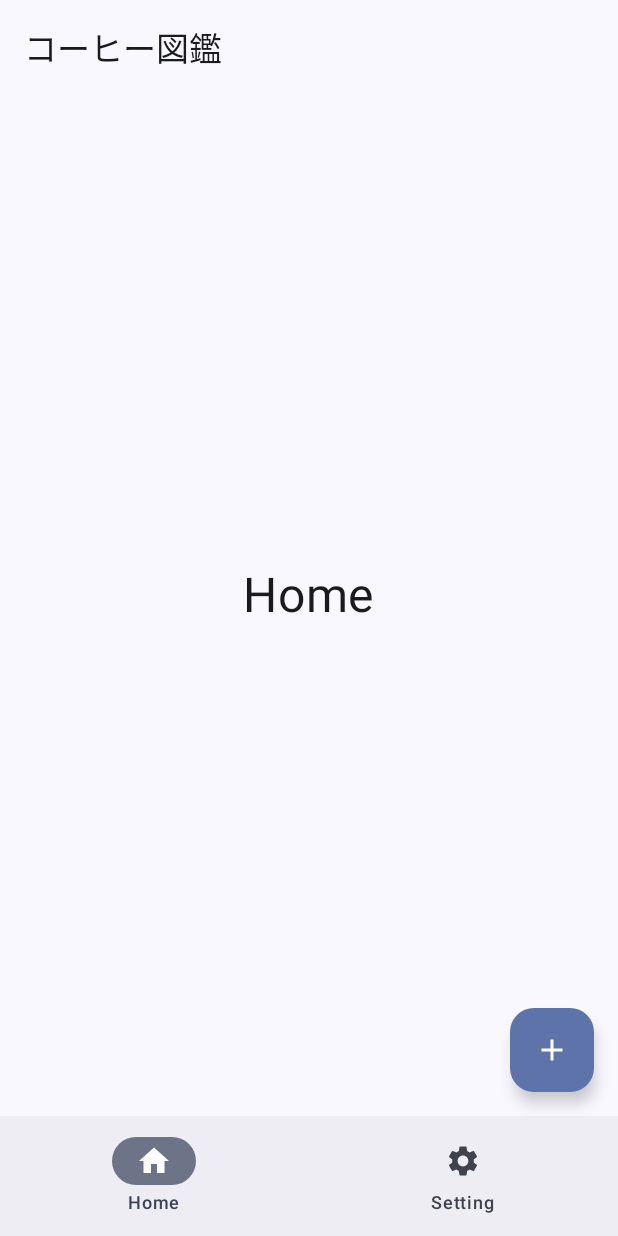
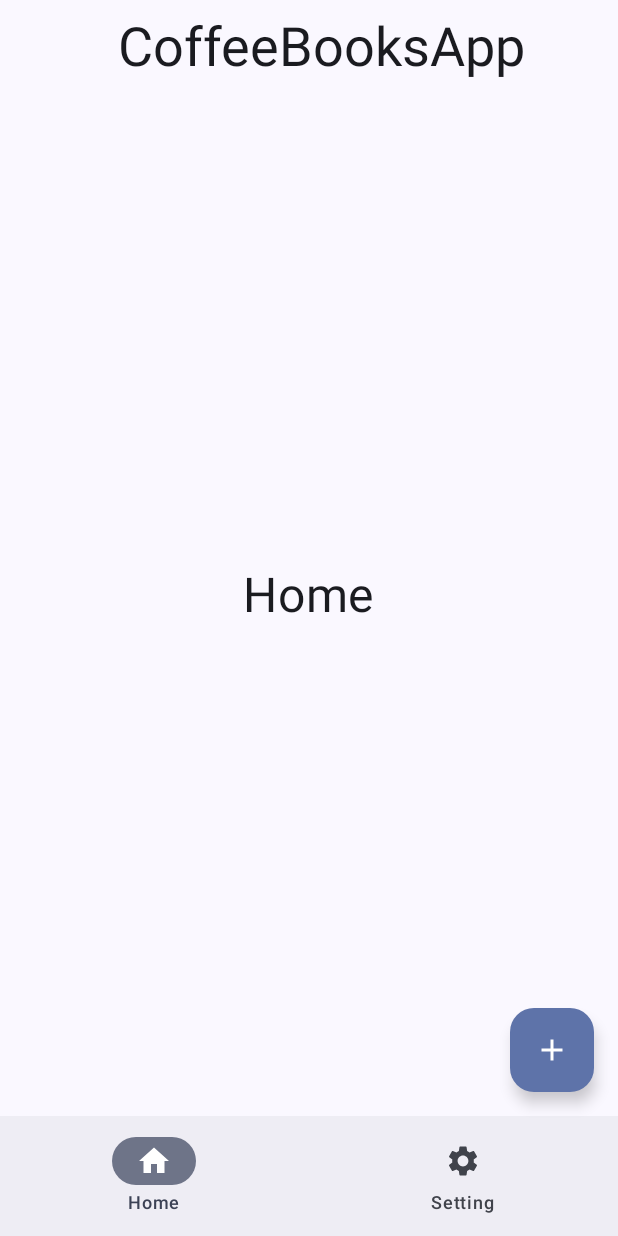
Before and after one commit to coffee-bonfire/CoffeeBook, an Android app built with Jetpack Compose: the screen it shows after launch (MainActivity), on a phone screen of 412 x 824 dp. Run offline under Robolectric (Android 15) with nearby library versions, the phone set to English and light mode, and no system bars; our stand-ins replace Dagger/Hilt's generated code, Room's generated code.

Commit message:
:green_heart: リファクタリング

```diff
--- a/app/src/main/java/com/example/coffeebooksapp/MainActivity.kt
+++ b/app/src/main/java/com/example/coffeebooksapp/MainActivity.kt
@@ -4,10 +4,16 @@ import android.annotation.SuppressLint
 import android.os.Bundle
 import androidx.activity.ComponentActivity
 import androidx.activity.compose.setContent
+import androidx.compose.foundation.background
+import androidx.compose.foundation.layout.Arrangement
 import androidx.compose.foundation.layout.Box
 import androidx.compose.foundation.layout.PaddingValues
+import androidx.compose.foundation.layout.Row
 import androidx.compose.foundation.layout.fillMaxSize
+import androidx.compose.foundation.layout.fillMaxWidth
 import androidx.compose.foundation.layout.padding
+import androidx.compose.foundation.layout.statusBarsPadding
+import androidx.compose.foundation.layout.wrapContentHeight
 import androidx.compose.material.icons.Icons
 import androidx.compose.material.icons.filled.Add
 import androidx.compose.material3.BottomAppBar
@@ -19,11 +25,13 @@ import androidx.compose.material3.Scaffold
 import androidx.compose.material3.Surface
 import androidx.compose.material3.Text
 import androidx.compose.material3.TopAppBar
+import androidx.compose.material3.TopAppBarDefaults
 import androidx.compose.runtime.Composable
-import androidx.compose.runtime.mutableStateOf
-import androidx.compose.runtime.remember
 import androidx.compose.ui.Modifier
+import androidx.compose.ui.graphics.Color.Companion.Yellow
+import androidx.compose.ui.input.nestedscroll.nestedScroll
 import androidx.compose.ui.platform.LocalContext
+import androidx.compose.ui.res.stringResource
 import androidx.compose.ui.text.style.TextAlign
 import androidx.compose.ui.unit.dp
 import androidx.hilt.navigation.compose.hiltViewModel
@@ -60,22 +68,29 @@ class MainActivity : ComponentActivity() {
 fun MainContent(
     bookViewModel: BookViewModel = hiltViewModel(),
     navController: NavHostController
-){
+) {
     val context = LocalContext.current
+    // TopAppBar のスクロール動作を指定するためのデフォルトの設定
+    val scrollBehavior = TopAppBarDefaults.enterAlwaysScrollBehavior()
 
-    if (bookViewModel.isShowDialog){
+    if (bookViewModel.isShowDialog) {
         EditDialog(context)
     }
 
     Scaffold(
+        modifier = Modifier.nestedScroll(scrollBehavior.nestedScrollConnection),
         topBar = {
             TopAppBar(
                 title = {
                     Text(
+                        text = stringResource(id = R.string.app_name),
+                        style = MaterialTheme.typography.displaySmall,
                         textAlign = TextAlign.Center,
-                        text = "コーヒー図鑑"
+                        modifier = Modifier.fillMaxWidth(),
                     )
-                }
+                },
+                modifier = Modifier.statusBarsPadding(),
+                scrollBehavior = scrollBehavior
             )
         },
         bottomBar = {
@@ -84,14 +99,17 @@ fun MainContent(
             }
         },
         floatingActionButton = {
-        FloatingActionButton(
-            onClick = {
-                bookViewModel.isShowDialog = true
-            })
-        {
-            Icon(imageVector = Icons.Default.Add, contentDescription = "図鑑新規作成" )
+            FloatingActionButton(
+                onClick = {
+                    bookViewModel.isShowDialog = true
+                })
+            {
+                Icon(imageVector = Icons.Default.Add, contentDescription = "図鑑新規作成")
+            }
         }
-    }) { innerPadding ->
+    ) {
+        // innerPadding は、Scaffold コンポーネントの中で他のコンポーネントを配置する際に、その内側の余白を表す
+            innerPadding ->
         Box(
             modifier = Modifier.padding(
                 PaddingValues(
--- /dev/null
+++ b/app/src/main/java/com/example/coffeebooksapp/components/BookDeteil.kt
@@ -0,0 +1 @@
+package com.example.coffeebooksapp.components
```
